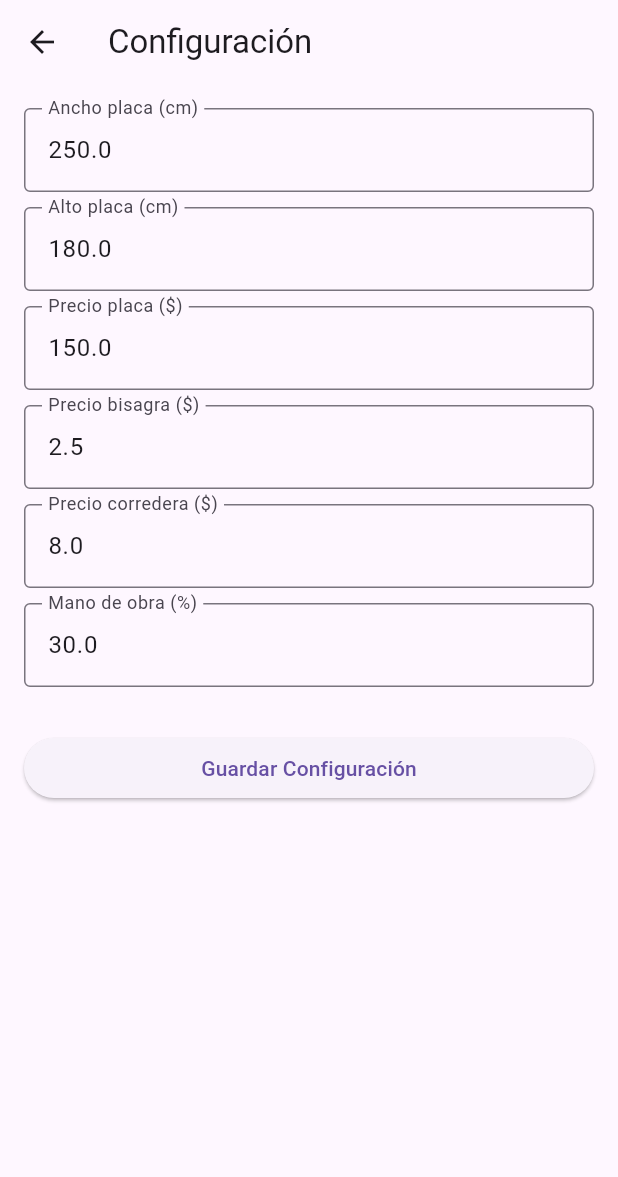
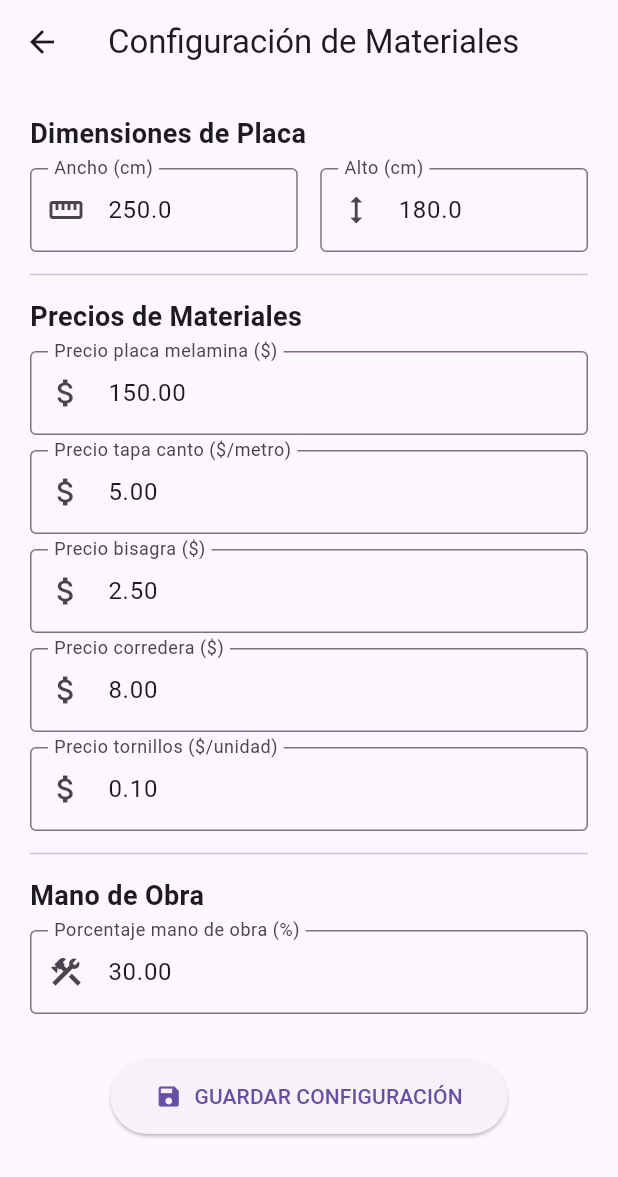
Before and after one commit to franciscoestebanfigueroa/ayn, a Flutter app: the screen it shows after launch, after a tap on the "settings" icon, on a phone screen of 412 x 824 dp. Shown: the top 1177 px of the screen. Run offline on Flutter 3.47's test engine with Material 3 defaults, Android fonts, the light colour scheme and no system bars.

Commit message:
tercer nivel

```diff
--- a/lib/models/config_model.dart
+++ b/lib/models/config_model.dart
@@ -1,18 +1,22 @@
 class Config {
-  final double boardWidth;
-  final double boardHeight;
-  final double boardPrice;
-  final double hingePrice;
-  final double sliderPrice;
-  final double laborPercentage;
-  final double thinBoardFactor;
+  final double boardWidth;       // Ancho placa (cm)
+  final double boardHeight;      // Alto placa (cm)
+  final double boardPrice;       // Precio placa melamina (\$)
+  final double edgePrice;        // Precio tapa canto (\$/m)
+  final double hingePrice;       // Precio bisagra (\$)
+  final double sliderPrice;      // Precio corredera (\$)
+  final double screwPrice;       // Precio tornillos (\$/unidad)
+  final double laborPercentage;  // % Mano de obra
+  final double thinBoardFactor;  // Factor para melamina 5mm
 
   const Config({
     required this.boardWidth,
     required this.boardHeight,
     required this.boardPrice,
+    required this.edgePrice,
     required this.hingePrice,
     required this.sliderPrice,
+    required this.screwPrice,
     required this.laborPercentage,
     this.thinBoardFactor = 0.7,
   });
--- a/lib/models/furniture_model.dart
+++ b/lib/models/furniture_model.dart
@@ -3,13 +3,16 @@ class Furniture {
   double height;
   double depth;
   List<Division> divisions;
+  List<Map<String, dynamic>> drawerSpecs; // Para cajones en mueble sin divisiones
 
   Furniture({
     required this.width,
     required this.height,
     required this.depth,
     List<Division> divisions = const [],
-  }) : divisions = List.from(divisions)..removeWhere((div) => div.width <= 0);
+    List<Map<String, dynamic>> drawerSpecs = const [],
+  }) : divisions = List.from(divisions)..removeWhere((div) => div.width <= 0),
+       drawerSpecs = List.from(drawerSpecs);
 }
 class Division {
   String name;
--- a/lib/providers/config_provider.dart
+++ b/lib/providers/config_provider.dart
@@ -1,13 +1,16 @@
 import 'package:flutter/material.dart';
 import '../models/config_model.dart';
+
 
 class ConfigProvider with ChangeNotifier {
   Config _config = Config(
     boardWidth: 250,
     boardHeight: 180,
     boardPrice: 150.0,
+    edgePrice: 5.0,
     hingePrice: 2.5,
     sliderPrice: 8.0,
+    screwPrice: 0.1,
     laborPercentage: 30.0,
   );
 
--- a/lib/providers/furniture_provider.dart
+++ b/lib/providers/furniture_provider.dart
@@ -40,52 +40,77 @@ class FurnitureProvider with ChangeNotifier {
     _furniture.divisions[index] = newDivision;
     notifyListeners();
   }
-
+void updateFurnitureWithDrawers(List<Map<String, dynamic>> drawerSpecs) {
+  _furniture = Furniture(
+    width: _furniture.width,
+    height: _furniture.height,
+    depth: _furniture.depth,
+    divisions: _furniture.divisions,
+    drawerSpecs: drawerSpecs,
+  );
+  notifyListeners();
+}
 Map<String, dynamic> calculateCosts(Config config) {
   double totalArea18mm = 0;
   double totalArea5mm = 0;
   int totalHinges = 0;
   int totalSliders = 0;
+  double totalEdgeLength = 0;
+  int totalScrews = 0;
 
   // Partes principales (18mm)
   totalArea18mm += 2 * (_furniture.height * _furniture.depth); // Laterales
   totalArea18mm += _furniture.width * _furniture.depth; // Piso
   totalArea18mm += _furniture.width * _furniture.depth; // Techo
 
-    // Divisiones internas
-    for (Division division in _furniture.divisions) {
-      // Madera división vertical (18mm) - solo una por división
-      totalArea18mm += division.height * division.depth;
-
-      // Estantes (18mm)
-      totalArea18mm += division.shelves * (division.width * division.depth);
-
-      // Puertas (18mm) - solo si tiene puertas
-      if (division.doors > 0) {
-        totalArea18mm += division.width * division.height;
-        totalHinges += 2 * division.doors; // 2 bisagras por puerta
+  // Calcular separaciones (divisiones verticales)
+  if (_furniture.divisions.length > 1) {
+    int numberOfSeparations = _furniture.divisions.length - 1;
+    totalArea18mm += numberOfSeparations * _furniture.height * _furniture.depth;
   }
 
-      // Cajones (5mm para fondo, 18mm para estructura)
-      for (Map<String, dynamic> drawer in division.drawerSpecs) {
+  // Calcular componentes para cada área
+  for (Division area in _furniture.divisions) {
+    // Estantes (18mm)
+    totalArea18mm += area.shelves * (area.width * area.depth);
+
+    // Puertas (18mm)
+    if (area.doors > 0) {
+      totalArea18mm += area.width * area.height;
+      totalHinges += 2 * area.doors;
+    }
+
+    // Cajones
+    for (Map<String, dynamic> drawer in area.drawerSpecs) {
       double drawerHeight = drawer['height'];
-        totalArea18mm += 2 * (drawerHeight * division.depth); // Laterales del cajón
-        totalArea18mm += division.width * drawerHeight; // Frente del cajón
-        totalArea18mm += division.width * drawerHeight; // Trasera del cajón
-        totalArea5mm += division.width * division.depth; // Fondo del cajón
-        totalSliders += 1; // Una corredera por cajón
+      totalArea18mm += 2 * (drawerHeight * area.depth); // Laterales cajón
+      totalArea18mm += area.width * drawerHeight; // Frente cajón
+      totalArea18mm += area.width * drawerHeight; // Trasera cajón
+      totalArea5mm += area.width * area.depth; // Fondo cajón
+      totalSliders += 1;
     }
   }
+
+  // Cálculo de cantos (perímetro de todas las piezas visibles)
+  totalEdgeLength += 2 * (_furniture.width + _furniture.height) * 2; // Laterales
+  totalEdgeLength += 2 * (_furniture.width + _furniture.depth) * 2; // Piso y techo
+
+  // Tornillos estimados (base + por área/división)
+  totalScrews = 50 + (_furniture.divisions.length * 20);
 
   // Cálculo de costos
   double boardCost18mm = (totalArea18mm / (config.boardWidth * config.boardHeight)) * config.boardPrice;
   double boardCost5mm = (totalArea5mm / (config.boardWidth * config.boardHeight)) * (config.boardPrice * config.thinBoardFactor);
   double hingesCost = totalHinges * config.hingePrice;
   double slidersCost = totalSliders * config.sliderPrice;
-    double materialsCost = boardCost18mm + boardCost5mm + hingesCost + slidersCost;
+  double edgeCost = (totalEdgeLength / 100) * config.edgePrice;
+  double screwsCost = totalScrews * config.screwPrice;
+
+  double materialsCost = boardCost18mm + boardCost5mm + hingesCost + slidersCost + edgeCost + screwsCost;
   double laborCost = materialsCost * (config.laborPercentage / 100);
   double totalCost = materialsCost + laborCost;
 
+  // Retorno explícito del mapa de resultados
   return {
     'totalArea18mm': totalArea18mm,
     'totalArea5mm': totalArea5mm,
@@ -93,11 +118,15 @@ class FurnitureProvider with ChangeNotifier {
     'boardCost5mm': boardCost5mm,
     'hingesCost': hingesCost,
     'slidersCost': slidersCost,
+    'edgeCost': edgeCost,
+    'screwsCost': screwsCost,
     'materialsCost': materialsCost,
     'laborCost': laborCost,
     'totalCost': totalCost,
     'totalHinges': totalHinges,
     'totalSliders': totalSliders,
+    'totalEdgeLength': totalEdgeLength,
+    'totalScrews': totalScrews,
   };
 }
 }
--- a/lib/screens/calculator_screen.dart
+++ b/lib/screens/calculator_screen.dart
@@ -118,13 +118,17 @@ class CalculatorScreen extends StatelessWidget {
       child: Column(
         crossAxisAlignment: CrossAxisAlignment.start,
         children: [
-            _buildResultRow('Área melamina 18mm:', '${results['totalArea18mm'].toStringAsFixed(2)} cm²'),
-            _buildResultRow('Área melamina 5mm:', '${results['totalArea5mm'].toStringAsFixed(2)} cm²'),
-            _buildResultRow('Costo melamina 18mm:', '\$${results['boardCost18mm'].toStringAsFixed(2)}'),
-            _buildResultRow('Costo melamina 5mm:', '\$${results['boardCost5mm'].toStringAsFixed(2)}'),
+          const Text('Detalle de Costos:', style: TextStyle(fontSize: 18, fontWeight: FontWeight.bold)),
+          const SizedBox(height: 10),
+          _buildResultRow('Totoal Area 18mm:', '\$${results['totalArea18mm'].toStringAsFixed(2)}' ),
+          _buildResultRow('Melamina 18mm:', '\$${results['boardCost18mm'].toStringAsFixed(2)}'),
+          _buildResultRow('Melamina 5mm:', '\$${results['boardCost5mm'].toStringAsFixed(2)}'),
+          _buildResultRow('Tapa cantos (${results['totalEdgeLength'].toStringAsFixed(2)} cm):', '\$${results['edgeCost'].toStringAsFixed(2)}'),
           _buildResultRow('Bisagras (${results['totalHinges']}):', '\$${results['hingesCost'].toStringAsFixed(2)}'),
           _buildResultRow('Correderas (${results['totalSliders']}):', '\$${results['slidersCost'].toStringAsFixed(2)}'),
-            _buildResultRow('Costo materiales:', '\$${results['materialsCost'].toStringAsFixed(2)}'),
+          _buildResultRow('Tornillos (${results['totalScrews']}):', '\$${results['screwsCost'].toStringAsFixed(2)}'),
+          const Divider(),
+          _buildResultRow('Total materiales:', '\$${results['materialsCost'].toStringAsFixed(2)}'),
           _buildResultRow('Mano de obra (${Provider.of<ConfigProvider>(context).config.laborPercentage}%):',
               '\$${results['laborCost'].toStringAsFixed(2)}'),
           const Divider(),
--- a/lib/screens/config_screen.dart
+++ b/lib/screens/config_screen.dart
@@ -6,58 +6,146 @@ import '../models/config_model.dart';
 class ConfigScreen extends StatelessWidget {
   static const String routeName = '/config';
   final _formKey = GlobalKey<FormState>();
+
   final _widthController = TextEditingController();
   final _heightController = TextEditingController();
-  final _priceController = TextEditingController();
-  final _hingeController = TextEditingController();
-  final _sliderController = TextEditingController();
+  final _boardPriceController = TextEditingController();
+  final _edgePriceController = TextEditingController();
+  final _hingePriceController = TextEditingController();
+  final _sliderPriceController = TextEditingController();
+  final _screwPriceController = TextEditingController();
   final _laborController = TextEditingController();
 
   @override
   Widget build(BuildContext context) {
     final config = Provider.of<ConfigProvider>(context).config;
 
+    // Inicializar controladores con valores actuales
     _widthController.text = config.boardWidth.toString();
     _heightController.text = config.boardHeight.toString();
-    _priceController.text = config.boardPrice.toString();
-    _hingeController.text = config.hingePrice.toString();
-    _sliderController.text = config.sliderPrice.toString();
-    _laborController.text = config.laborPercentage.toString();
+    _boardPriceController.text = config.boardPrice.toStringAsFixed(2);
+    _edgePriceController.text = config.edgePrice.toStringAsFixed(2);
+    _hingePriceController.text = config.hingePrice.toStringAsFixed(2);
+    _sliderPriceController.text = config.sliderPrice.toStringAsFixed(2);
+    _screwPriceController.text = config.screwPrice.toStringAsFixed(2);
+    _laborController.text = config.laborPercentage.toStringAsFixed(2);
 
     return Scaffold(
-      appBar: AppBar(title: const Text('Configuración')),
-      body: Padding(
-        padding: const EdgeInsets.all(16.0),
+      appBar: AppBar(
+        title: const Text('Configuración de Materiales'),
+        centerTitle: true,
+      ),
+      body: SingleChildScrollView(
+        padding: const EdgeInsets.all(20),
         child: Form(
           key: _formKey,
-          child: ListView(
+          child: Column(
+            crossAxisAlignment: CrossAxisAlignment.start,
             children: [
-              _buildTextField(_widthController, 'Ancho placa (cm)', TextInputType.number),
-              _buildTextField(_heightController, 'Alto placa (cm)', TextInputType.number),
-              _buildTextField(_priceController, 'Precio placa (\$)', TextInputType.number),
-              _buildTextField(_hingeController, 'Precio bisagra (\$)', TextInputType.number),
-              _buildTextField(_sliderController, 'Precio corredera (\$)', TextInputType.number),
-              _buildTextField(_laborController, 'Mano de obra (%)', TextInputType.number),
-              const SizedBox(height: 20),
-              ElevatedButton(
+              const Text(
+                'Dimensiones de Placa',
+                style: TextStyle(fontSize: 18, fontWeight: FontWeight.bold),
+              ),
+              const SizedBox(height: 10),
+              Row(
+                children: [
+                  Expanded(
+                    child: _buildNumberField(
+                      _widthController,
+                      'Ancho (cm)',
+                      Icons.straighten,
+                    ),
+                  ),
+                  const SizedBox(width: 15),
+                  Expanded(
+                    child: _buildNumberField(
+                      _heightController,
+                      'Alto (cm)',
+                      Icons.height,
+                    ),
+                  ),
+                ],
+              ),
+              const Divider(height: 30),
+
+              const Text(
+                'Precios de Materiales',
+                style: TextStyle(fontSize: 18, fontWeight: FontWeight.bold),
+              ),
+              const SizedBox(height: 10),
+              _buildNumberField(
+                _boardPriceController,
+                'Precio placa melamina (\$)',
+                Icons.attach_money,
+              ),
+              const SizedBox(height: 10),
+              _buildNumberField(
+                _edgePriceController,
+                'Precio tapa canto (\$/metro)',
+                Icons.attach_money,
+              ),
+              const SizedBox(height: 10),
+              _buildNumberField(
+                _hingePriceController,
+                'Precio bisagra (\$)',
+                Icons.attach_money,
+              ),
+              const SizedBox(height: 10),
+              _buildNumberField(
+                _sliderPriceController,
+                'Precio corredera (\$)',
+                Icons.attach_money,
+              ),
+              const SizedBox(height: 10),
+              _buildNumberField(
+                _screwPriceController,
+                'Precio tornillos (\$/unidad)',
+                Icons.attach_money,
+              ),
+              const Divider(height: 30),
+
+              const Text(
+                'Mano de Obra',
+                style: TextStyle(fontSize: 18, fontWeight: FontWeight.bold),
+              ),
+              const SizedBox(height: 10),
+              _buildNumberField(
+                _laborController,
+                'Porcentaje mano de obra (%)',
+                Icons.construction,
+              ),
+              const SizedBox(height: 30),
+
+              Center(
+                child: ElevatedButton.icon(
+                  icon: const Icon(Icons.save),
+                  label: const Text('GUARDAR CONFIGURACIÓN'),
+                  style: ElevatedButton.styleFrom(
+                    padding: const EdgeInsets.symmetric(horizontal: 30, vertical: 15),
+                  ),
                   onPressed: () {
                     if (_formKey.currentState!.validate()) {
                       Provider.of<ConfigProvider>(context, listen: false).updateConfig(
                         Config(
                           boardWidth: double.parse(_widthController.text),
                           boardHeight: double.parse(_heightController.text),
-                        boardPrice: double.parse(_priceController.text),
-                        hingePrice: double.parse(_hingeController.text),
-                        sliderPrice: double.parse(_sliderController.text),
+                          boardPrice: double.parse(_boardPriceController.text),
+                          edgePrice: double.parse(_edgePriceController.text),
+                          hingePrice: double.parse(_hingePriceController.text),
+                          sliderPrice: double.parse(_sliderPriceController.text),
+                          screwPrice: double.parse(_screwPriceController.text),
                           laborPercentage: double.parse(_laborController.text),
                         )
                       );
                       ScaffoldMessenger.of(context).showSnackBar(
-                      const SnackBar(content: Text('Configuración guardada!')),
+                        const SnackBar(
+                          content: Text('Configuración guardada correctamente'),
+                          backgroundColor: Colors.green,
+                        ),
                       );
                     }
                   },
-                child: const Text('Guardar Configuración'),
+                ),
               ),
             ],
           ),
@@ -66,22 +154,21 @@ class ConfigScreen extends StatelessWidget {
     );
   }
 
-  Widget _buildTextField(TextEditingController controller, String label, TextInputType type) {
-    return Padding(
-      padding: const EdgeInsets.only(bottom: 10),
-      child: TextFormField(
+  Widget _buildNumberField(TextEditingController controller, String label, IconData icon) {
+    return TextFormField(
       controller: controller,
-        keyboardType: type,
+      keyboardType: TextInputType.numberWithOptions(decimal: true),
       decoration: InputDecoration(
         labelText: label,
+        prefixIcon: Icon(icon),
         border: const OutlineInputBorder(),
       ),
       validator: (value) {
         if (value == null || value.isEmpty) return 'Campo obligatorio';
-          if (double.tryParse(value) == null) return 'Valor inválido';
+        if (double.tryParse(value) == null) return 'Ingrese un número válido';
+        if (double.parse(value) <= 0) return 'Debe ser mayor que cero';
         return null;
       },
-      ),
     );
   }
 }
--- a/lib/screens/division_setup_screen.dart
+++ b/lib/screens/division_setup_screen.dart
@@ -24,6 +24,19 @@ class _DivisionSetupScreenState extends State<DivisionSetupScreen> {
   final List<Map<String, dynamic>> _areas = [];
 
   @override
+  void initState() {
+    super.initState();
+    // Inicializar con un área principal
+    _areas.add({
+      'width': widget.furnitureWidth,
+      'type': 'estante_sin_puerta',
+      'drawers': 0,
+      'shelves': 1,
+      'drawerSpecs': [],
+    });
+  }
+
+  @override
   Widget build(BuildContext context) {
     return Scaffold(
       appBar: AppBar(title: const Text('Configurar Áreas')),
@@ -44,6 +57,8 @@ class _DivisionSetupScreenState extends State<DivisionSetupScreen> {
                         if (_areas.length > _divisionCount + 1) {
                           _areas.removeLast();
                         }
+                        // Redistribuir ancho entre las áreas restantes
+                        _distributeWidths();
                       });
                     }
                   },
@@ -57,15 +72,15 @@ class _DivisionSetupScreenState extends State<DivisionSetupScreen> {
                       // Asegurar que tenemos suficientes áreas (divisiones + 1)
                       while (_areas.length < _divisionCount + 1) {
                         _areas.add({
-                          'width': _divisionCount == 0
-                              ? widget.furnitureWidth
-                              : widget.furnitureWidth / (_divisionCount + 1),
+                          'width': widget.furnitureWidth / (_divisionCount + 1),
                           'type': 'estante_sin_puerta',
                           'drawers': 0,
                           'shelves': 1,
                           'drawerSpecs': [],
                         });
                       }
+                      // Redistribuir ancho entre todas las áreas
+                      _distributeWidths();
                     });
                   },
                 ),
@@ -76,15 +91,6 @@ class _DivisionSetupScreenState extends State<DivisionSetupScreen> {
               child: ListView.builder(
                 itemCount: _divisionCount + 1, // Mostrar todas las áreas (divisiones + 1)
                 itemBuilder: (context, index) {
-                  if (index >= _areas.length) {
-                    _areas.add({
-                      'width': widget.furnitureWidth / (_divisionCount + 1),
-                      'type': 'estante_sin_puerta',
-                      'drawers': 0,
-                      'shelves': 1,
-                      'drawerSpecs': [],
-                    });
-                  }
                   return _buildAreaCard(index, _areas[index]);
                 },
               ),
@@ -118,6 +124,7 @@ class _DivisionSetupScreenState extends State<DivisionSetupScreen> {
               ),
               onChanged: (value) {
                 area['width'] = double.tryParse(value) ?? 0.0;
+                _adjustOtherWidths(index, area['width']);
               },
               controller: TextEditingController(text: area['width'].toStringAsFixed(2)),
             ),
@@ -219,31 +226,57 @@ class _DivisionSetupScreenState extends State<DivisionSetupScreen> {
     );
   }
 
+  void _distributeWidths() {
+    double remainingWidth = widget.furnitureWidth;
+    double equalWidth = remainingWidth / (_divisionCount + 1);
+
+    for (var area in _areas) {
+      area['width'] = equalWidth;
+    }
+    setState(() {});
+  }
+
+  void _adjustOtherWidths(int changedIndex, double newWidth) {
+    double totalWidth = newWidth;
+    for (int i = 0; i < _areas.length; i++) {
+      if (i != changedIndex) {
+        totalWidth += _areas[i]['width'];
+      }
+    }
+
+    if (totalWidth > widget.furnitureWidth) {
+      // Ajustar proporcionalmente las otras áreas
+      double excess = totalWidth - widget.furnitureWidth;
+      double totalOtherWidth = totalWidth - newWidth;
+      double ratio = (totalOtherWidth - excess) / totalOtherWidth;
+
+      for (int i = 0; i < _areas.length; i++) {
+        if (i != changedIndex) {
+          _areas[i]['width'] *= ratio;
+          if (_areas[i]['width'] < 10) {
+            _areas[i]['width'] = 10; // Ancho mínimo
+          }
+        }
+      }
+    }
+    setState(() {});
+  }
+
  void _saveAreas() {
   final provider = Provider.of<FurnitureProvider>(context, listen: false);
 
-    // Validar anchos
-    double totalWidth = 0;
-    for (var area in _areas) {
-      if (area['width'] <= 0) {
+  // Validación de anchos
+  double totalWidth = _areas.fold(0, (sum, area) => sum + (area['width'] ?? 0));
+
+  if (_divisionCount > 0 && (totalWidth - widget.furnitureWidth).abs() > 0.1) {
     ScaffoldMessenger.of(context).showSnackBar(
-          const SnackBar(content: Text('Ingrese un ancho válido para todas las áreas')),
-        );
-        return;
-      }
-      totalWidth += area['width'];
-    }
-
-    // Verificar que la suma de anchos coincida con el ancho del mueble
-    if ((totalWidth - widget.furnitureWidth).abs() > 0.1) {
-      ScaffoldMessenger.of(context).showSnackBar(
-        SnackBar(content: Text('La suma de anchos (${totalWidth.toStringAsFixed(2)} cm) no coincide con el ancho del mueble (${widget.furnitureWidth} cm)')),
+      SnackBar(content: Text('La suma de anchos (${totalWidth.toStringAsFixed(2)} cm) no coincide con el ancho total (${widget.furnitureWidth} cm)')),
     );
     return;
   }
 
-    final divisions = _areas.map((area) {
-      return Division(
+  // Crear divisiones
+  final divisions = _areas.map((area) => Division(
     name: 'Área',
     width: area['width'],
     height: widget.furnitureHeight,
@@ -254,8 +287,7 @@ class _DivisionSetupScreenState extends State<DivisionSetupScreen> {
     drawerSpecs: area['type'] == 'cajonera'
         ? List<Map<String, dynamic>>.from(area['drawerSpecs'] ?? [])
         : [],
-      );
-    }).toList();
+  )).toList();
 
   provider.replaceDivisions(divisions);
   Navigator.pop(context);
```
Lines whose indentation alone changed are shown as unchanged.
